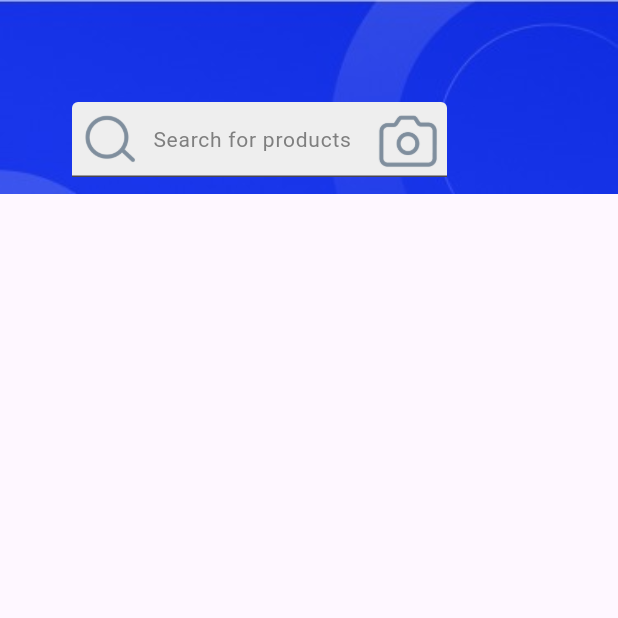
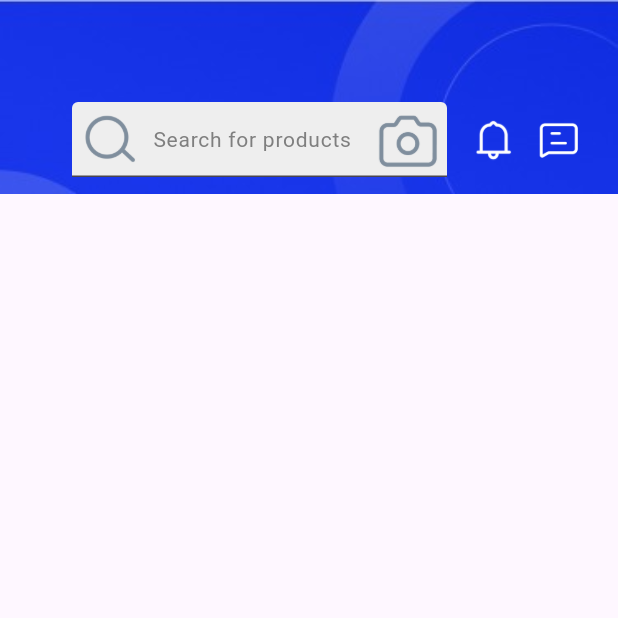
Before and after one commit to brianmujjuni/Flutter_Store_App, a Flutter app: the HomeScreen screen opened directly, on a phone screen of 412 x 824 dp, the top half of it. Run offline on Flutter 3.47's test engine with Material 3 defaults, Android fonts, the phone set to English and light mode, and no system bars; our stand-ins replace google_fonts.

Commit message:
complete header ui

```diff
--- a/lib/views/screens/nav_screens/widgets/header_widget.dart
+++ b/lib/views/screens/nav_screens/widgets/header_widget.dart
@@ -5,7 +5,7 @@ class HeaderWidget extends StatelessWidget {
 
   @override
   Widget build(BuildContext context) {
-    return Container(
+    return SizedBox(
       width: MediaQuery.of(context).size.width,
       height: MediaQuery.of(context).size.height * 0.20,
       child: Stack(
@@ -42,6 +42,42 @@ class HeaderWidget extends StatelessWidget {
               ),
             ),
           ),
+          Positioned(
+            left: 311,
+            top: 78,
+            child: Material(
+              type: MaterialType.transparency,
+              child: InkWell(
+
+                onTap: () {},
+                // overlayColor: WidgetStatePropertyAll(Colors.blue.shade500),
+                child: Ink(
+                  width: 31,
+                  height: 31,
+                  decoration: BoxDecoration(
+                      image: DecorationImage(
+                        image: AssetImage("assets/icons/bell.png"),
+                      ),
+                     ),
+                ),
+              ),
+            ),
+          ),
+          Positioned(left: 357, top: 78, child: Material(
+            type: MaterialType.transparency,
+            child: InkWell(
+              onTap: (){},
+              child: Ink(
+                width: 31,
+                height: 31,
+                decoration: BoxDecoration(
+                  image: DecorationImage(
+                    image: AssetImage("assets/icons/message.png"),
+                  ),
+                ),
+              ),
+            ),
+          ),)
         ],
       ),
     );
```
